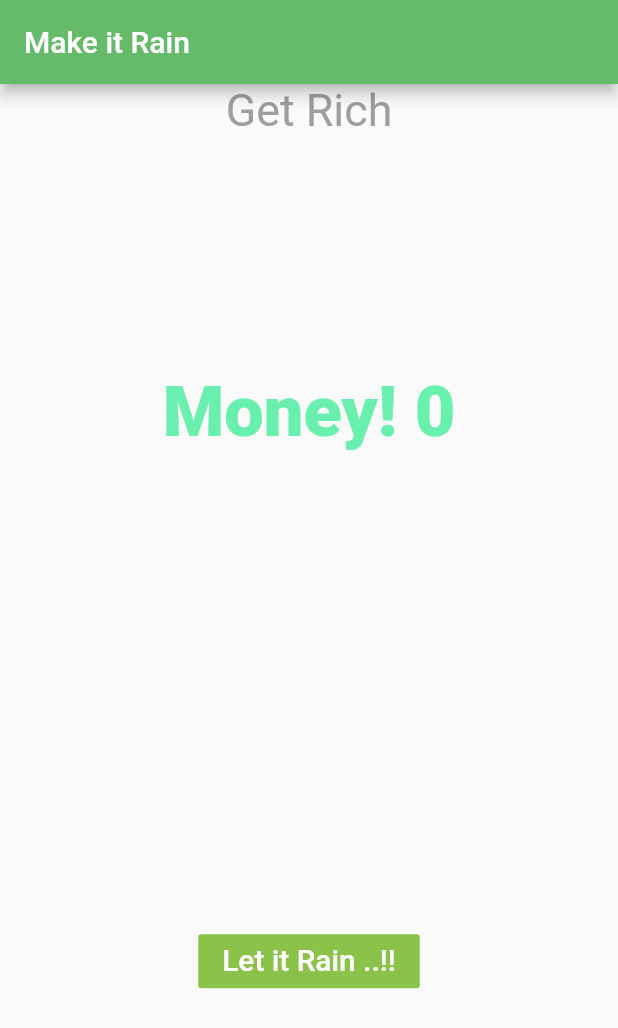
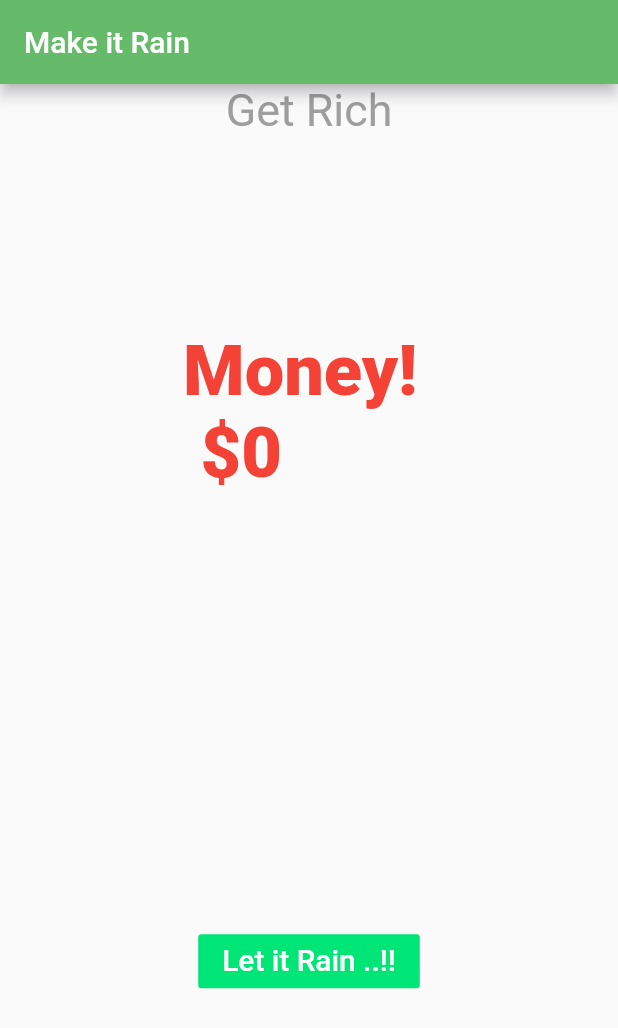
Before and after one commit to mukesh525/flutter_app, a Flutter app: the screen it shows after launch, on a phone screen of 412 x 824 dp. Shown: the top 1028 px of the screen. Run offline on Flutter 3.47's test engine with Material 2 defaults, Android fonts, the phone set to English and light mode, and no system bars.

Commit message:
first commit

```diff
--- a/lib/ui/MakeItRain.dart
+++ b/lib/ui/MakeItRain.dart
@@ -46,9 +46,9 @@ class MakeItRainState extends State<MakeItRain> {
             new Expanded(
               child: new Center(
                   child: new Text(
-                "Money! $_moneyCounter",
+                "Money! \n \$$_moneyCounter",
                 style: new TextStyle(
-                    color: Colors.greenAccent,
+                    color: _moneyCounter > 1000 ? Colors.blueAccent : Colors.red,
                     fontWeight: FontWeight.w800,
                     fontSize: 46.9),
               )),
@@ -56,7 +56,7 @@ class MakeItRainState extends State<MakeItRain> {
             new Expanded(
                 child: new Center(
                     child: new FlatButton(
-                      color: Colors.lightGreen,
+                        color: Colors.greenAccent.shade400,
                         textColor: Colors.white,
                         onPressed: _rainMoney,
                         child: new Text(
```
